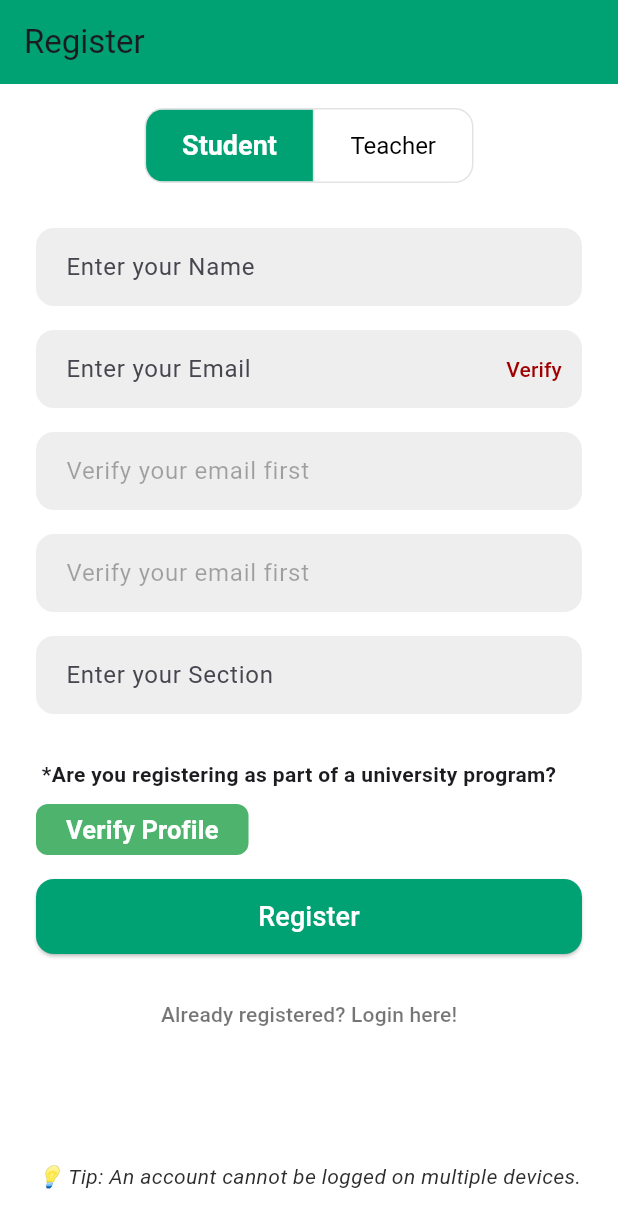
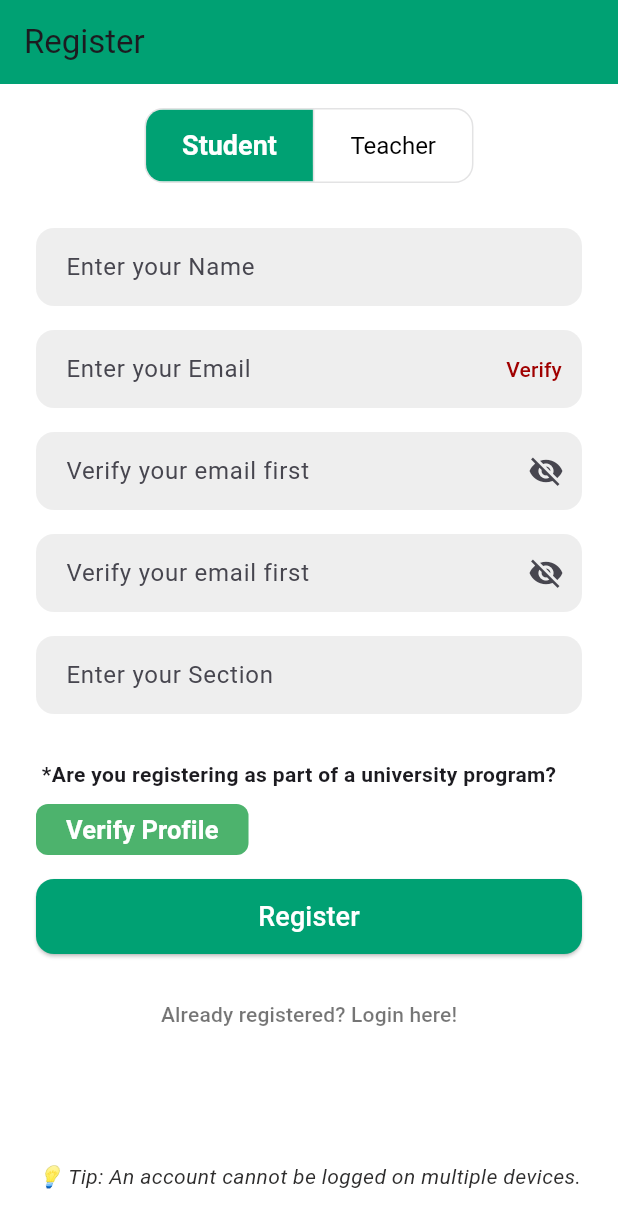
Before and after one commit to shhossain/qr_attendance, a Flutter app: the screen it shows after launch, after a tap on "Create New Account", on a phone screen of 412 x 824 dp. Shown: the top 1228 px of the screen. Run offline on Flutter 3.47's test engine with Material 3 defaults, Android fonts, the light colour scheme and no system bars; our stand-ins replace cloud_firestore, device_info_plus, firebase_auth, firebase_core; accounts and stored records are empty; network calls fail.

Commit message:
password see unsee button

```diff
--- a/lib/login_page.dart
+++ b/lib/login_page.dart
@@ -1,5 +1,6 @@
 import 'package:basic_flutter/sub_pages/device_id.dart';
 import 'package:basic_flutter/sub_pages/menu_button.dart';
+import 'package:basic_flutter/sub_pages/show_pass.dart';
 import 'package:cloud_firestore/cloud_firestore.dart';
 import 'package:firebase_auth/firebase_auth.dart';
 import 'package:firebase_core/firebase_core.dart';
@@ -118,7 +119,7 @@ class _LoginState extends State<Login> {
           Navigator.of(
             context,
           ).pushNamedAndRemoveUntil(student, (route) => false);
-        } else{
+        } else {
           Navigator.of(
             context,
           ).pushNamedAndRemoveUntil(teacher, (route) => false);
@@ -179,12 +180,7 @@ class _LoginState extends State<Login> {
                           decoration: inputDecoration('Enter your email'),
                         ),
                         const SizedBox(height: 16),
-                        TextField(
-                          controller: _password,
-                          obscureText: true,
-                          enableSuggestions: false,
-                          decoration: inputDecoration('Enter your password'),
-                        ),
+                        passwordField(controller: _password),
                         const SizedBox(height: 10),
                         Align(
                           alignment: Alignment.centerRight,
--- a/lib/register_page.dart
+++ b/lib/register_page.dart
@@ -3,6 +3,7 @@ import 'package:basic_flutter/sub_pages/email_verify.dart';
 import 'package:basic_flutter/sub_pages/errordialog.dart';
 import 'package:basic_flutter/sub_pages/firebase_options.dart';
 import 'package:basic_flutter/sub_pages/routes.dart';
+import 'package:basic_flutter/sub_pages/show_pass.dart';
 import 'package:basic_flutter/sub_pages/uni_verify.dart';
 import 'package:firebase_auth/firebase_auth.dart';
 import 'package:firebase_core/firebase_core.dart';
@@ -192,31 +193,28 @@ class _RegisterState extends State<Register> {
                   const SizedBox(height: 16),
 
                   // Password
-                  TextField(
-                    controller: _password,
-                    obscureText: true,
-                    enableSuggestions: false,
-                    decoration: inputDecoration(
-                      _emailVerified
+                  IgnorePointer(
+                    ignoring: !_emailVerified,
+                    child: passwordField(
+                      controller: _password,
+                      hintText: _emailVerified
                           ? 'Enter your Password'
                           : 'Verify your email first',
                     ),
-                    enabled: _emailVerified,
                   ),
                   const SizedBox(height: 16),
 
                   // Confirm Password
-                  TextField(
-                    controller: _cpassword,
-                    obscureText: true,
-                    enableSuggestions: false,
-                    decoration: inputDecoration(
-                      _emailVerified
+                  IgnorePointer(
+                    ignoring: !_emailVerified,
+                    child: passwordField(
+                      controller: _cpassword,
+                      hintText: _emailVerified
                           ? 'Enter your Password'
                           : 'Verify your email first',
                     ),
-                    enabled: _emailVerified,
                   ),
+
                   const SizedBox(height: 16),
 
                   // Section / Designation
--- /dev/null
+++ b/lib/sub_pages/show_pass.dart
@@ -0,0 +1,61 @@
+// ignore_for_file: public_member_api_docs, sort_constructors_first
+import 'package:flutter/material.dart';
+
+/// Returns a password TextField with eye toggle visibility
+Widget passwordField({
+  required TextEditingController controller,
+  String hintText = "Enter you password",
+}) {
+  return _PasswordField(controller: controller, hintText: hintText);
+}
+
+/// Internal stateful widget for the password field
+class _PasswordField extends StatefulWidget {
+  final TextEditingController controller;
+  final String hintText;
+
+  const _PasswordField({
+    Key? key,
+    required this.controller,
+    this.hintText = "Password",
+  }) : super(key: key);
+
+  @override
+  State<_PasswordField> createState() => _PasswordFieldState();
+}
+
+class _PasswordFieldState extends State<_PasswordField> {
+  bool _obscurePassword = true;
+
+  @override
+  Widget build(BuildContext context) {
+    return TextField(
+      controller: widget.controller,
+      obscureText: _obscurePassword,
+      enableSuggestions: false,
+      decoration: InputDecoration(
+        hintText: widget.hintText,
+        filled: true,
+        fillColor: Colors.grey[200],
+        contentPadding: const EdgeInsets.symmetric(
+          horizontal: 16,
+          vertical: 14,
+        ),
+        border: OutlineInputBorder(
+          borderRadius: BorderRadius.circular(12),
+          borderSide: BorderSide.none,
+        ),
+        suffixIcon: IconButton(
+          icon: Icon(
+            _obscurePassword ? Icons.visibility_off : Icons.visibility,
+          ),
+          onPressed: () {
+            setState(() {
+              _obscurePassword = !_obscurePassword;
+            });
+          },
+        ),
+      ),
+    );
+  }
+}
--- a/lib/sub_pages/uni_verify.dart
+++ b/lib/sub_pages/uni_verify.dart
@@ -1,4 +1,5 @@
 import 'dart:convert';
+import 'package:basic_flutter/sub_pages/show_pass.dart';
 import 'package:cloud_firestore/cloud_firestore.dart';
 import 'package:flutter/material.dart';
 import 'package:http/http.dart' as http;
@@ -66,7 +67,9 @@ class _UniVerifyState extends State<UniVerify> {
             context: context,
             builder: (ctx) => AlertDialog(
               title: const Text("Profile Already Used"),
-              content: Text("This Student ID ($sid) is already linked to another account."),
+              content: Text(
+                "This Student ID ($sid) is already linked to another account.",
+              ),
               actions: [
                 TextButton(
                   onPressed: () => Navigator.of(ctx).pop(),
@@ -87,7 +90,8 @@ class _UniVerifyState extends State<UniVerify> {
             content: Text("Name: ${data['name']}\nID: $sid"),
             actions: [
               TextButton(
-                onPressed: () => Navigator.of(ctx).pop({'verified': true, 'sid': sid}),
+                onPressed: () =>
+                    Navigator.of(ctx).pop({'verified': true, 'sid': sid}),
                 child: const Text("OK"),
               ),
             ],
@@ -104,7 +108,8 @@ class _UniVerifyState extends State<UniVerify> {
             ),
             actions: [
               TextButton(
-                onPressed: () => Navigator.of(ctx).pop({'verified': false, 'sid': null}),
+                onPressed: () =>
+                    Navigator.of(ctx).pop({'verified': false, 'sid': null}),
                 child: const Text("OK"),
               ),
             ],
@@ -168,15 +173,15 @@ class _UniVerifyState extends State<UniVerify> {
                     TextFormField(
                       controller: _idCtrl,
                       decoration: inputDecoration("Student ID"),
-                      validator: (v) => (v == null || v.trim().isEmpty) ? "Required" : null,
+                      validator: (v) =>
+                          (v == null || v.trim().isEmpty) ? "Required" : null,
                     ),
                     const SizedBox(height: 16),
-                    TextFormField(
+                    passwordField(
                       controller: _pwCtrl,
-                      obscureText: true,
-                      decoration: inputDecoration("University Password"),
-                      validator: (v) => (v == null || v.isEmpty) ? "Required" : null,
+                      hintText: "University Password",
                     ),
+
                     const SizedBox(height: 24),
                     SizedBox(
                       width: double.infinity,
@@ -193,9 +198,16 @@ class _UniVerifyState extends State<UniVerify> {
                                 ),
                               )
                             : const Icon(Icons.verified_user),
-                        label: Text(_loading ? "Verifying..." : "Verify Student"),
+                        label: Text(
+                          _loading ? "Verifying..." : "Verify Student",
+                        ),
                         style: ElevatedButton.styleFrom(
-                          backgroundColor: const Color.fromARGB(255, 0, 161, 115),
+                          backgroundColor: const Color.fromARGB(
+                            255,
+                            0,
+                            161,
+                            115,
+                          ),
                           shape: RoundedRectangleBorder(
                             borderRadius: BorderRadius.circular(12),
                           ),
```
